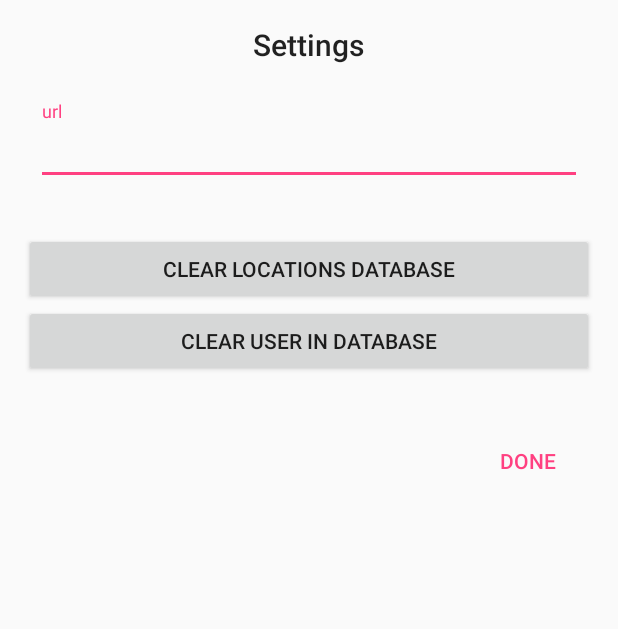
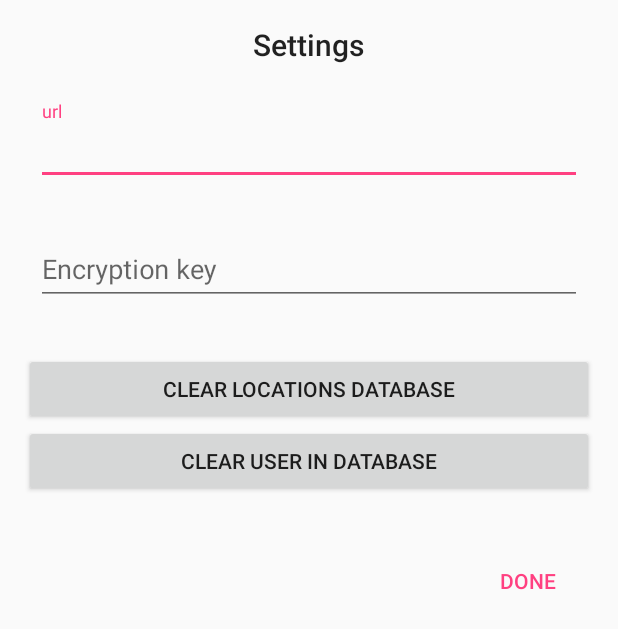
Before and after one commit to Jalepeno/openHabAndroid, an Android app: the layout settings_dialog.xml on its own in the app's theme, with its tools: preview values and no code run, on a phone screen of 412 x 824 dp. Shown: the top 629 px of the screen. Run offline under Robolectric (Android 15) with nearby library versions, the phone set to English and light mode, and no system bars.

Commit message:
removed hardcoded encryption key and added it as a value in config notification no longer has compile errors

```diff
--- a/app/src/main/res/layout/settings_dialog.xml
+++ b/app/src/main/res/layout/settings_dialog.xml
@@ -10,7 +10,7 @@
         android:layout_height="match_parent">
 
         <TextView
-            android:text="Settings"
+            android:text="@string/dialog_settings_header"
             android:gravity="center"
             style="@style/Base.TextAppearance.AppCompat.Title"
             android:layout_width="match_parent"
@@ -23,24 +23,40 @@
             android:id="@+id/settings_url_til"
             android:layout_width="match_parent"
             android:layout_height="wrap_content"
-            android:layout_marginBottom="24dp">
+            android:layout_marginBottom="8dp">
             <android.support.design.widget.TextInputEditText
                 android:id="@+id/settings_url_et"
                 android:singleLine="true"
                 android:inputType="textPersonName"
                 android:layout_width="match_parent"
                 android:layout_height="wrap_content"
-                android:hint="url"/>
+                android:hint="@string/dialog_settings_url_hint"/>
+        </android.support.design.widget.TextInputLayout>
+
+
+        <android.support.design.widget.TextInputLayout
+            android:padding="8dp"
+            android:id="@+id/settings_encryption_key_til"
+            android:layout_width="match_parent"
+            android:layout_height="wrap_content"
+            android:layout_marginBottom="24dp">
+            <android.support.design.widget.TextInputEditText
+                android:id="@+id/settings_encryption_key_et"
+                android:singleLine="true"
+                android:inputType="textPersonName"
+                android:layout_width="match_parent"
+                android:layout_height="wrap_content"
+                android:hint="@string/dialog_settings_encrypt_hint"/>
         </android.support.design.widget.TextInputLayout>
 
         <Button
             android:id="@+id/settings_clear_location_db_btn"
-            android:text="Clear Locations Database"
+            android:text="@string/dialog_setting_clear_location_btn"
             android:layout_width="match_parent"
             android:layout_height="wrap_content"/>
         <Button
             android:id="@+id/settings_clear_user_db_btn"
-            android:text="Clear User In Database"
+            android:text="@string/dialog_setting_clear_user_btn"
             android:layout_width="match_parent"
             android:layout_height="wrap_content"
             android:layout_marginBottom="32dp"/>
@@ -49,7 +65,7 @@
             android:id="@+id/settings_done_btn"
             style="@style/Base.Widget.AppCompat.Button.Borderless.Colored"
             android:layout_gravity="right"
-            android:text="Done"
+            android:text="@string/dialog_done"
             android:layout_width="wrap_content"
             android:layout_height="wrap_content" />
     </LinearLayout>
--- a/app/src/main/res/values/strings.xml
+++ b/app/src/main/res/values/strings.xml
@@ -13,14 +13,43 @@
     <string name="text_location_permission">this app requires pomission to location data, for working properly</string>
     <string name="ok">OK</string>
 
+    <!-- Main activity -->
+    <string name="main_start_service">Start location Service</string>
+    <string name="main_user_hint">user</string>
+    <string name="main_home">Home</string>
+
 
     <!-- Notification strings -->
     <string name="notification_header">openHAB Notification</string>
     <string name="notification_message">Your motion sensor %1$s was triggered at while %2$s all users were out.</string>
+
 
     <!-- Toast strings-->
     <string name="toast_get_home_no_user">Your user has not been created in openHAB</string>
 
 
 
+    <!-- Dialogs -->
+    <string name="dialog_cancel">Cancel</string>
+    <string name="dialog_ok">OK</string>
+    <string name="dialog_done">Done</string>
+
+    <!-- settings dialog-->
+    <string name="dialog_settings_header">Settings</string>
+    <string name="dialog_settings_url_hint">url</string>
+    <string name="dialog_settings_encrypt_hint">Encryption key</string>
+    <string name="dialog_setting_clear_location_btn">Clear Locations Database</string>
+    <string name="dialog_setting_clear_user_btn">Clear User In Database</string>
+
+
+    <!-- user dialog -->
+    <string name="dialog_user_header">Change user</string>
+    <string name="dialog_user_hint">user</string>
+
+
+    <!-- new location -->
+    <string name="dialog_location_name_hint">Location Name</string>
+    <string name="dialog_location_radius_hint">Location radius</string>
+    <string name="dialog_location_mark">Mark</string>
+
 </resources>
```
Also changed, not shown: app/src/main/java/se2gce17/openhab_se2/LocationReceiver.java (+7 -8 lines), app/src/main/java/se2gce17/openhab_se2/MapsActivity.java (+9 -4 lines), app/src/main/java/se2gce17/openhab_se2/Utils.java (+9 -7 lines), app/src/main/java/se2gce17/openhab_se2/models/OpenHABConfig.java (+8 -0 lines), app/src/main/res/layout/activity_maps.xml (+3 -7 lines), app/src/main/res/layout/change_user_diaog.xml (+5 -4 lines), app/src/main/res/layout/new_location_setup.xml (+4 -4 lines).
